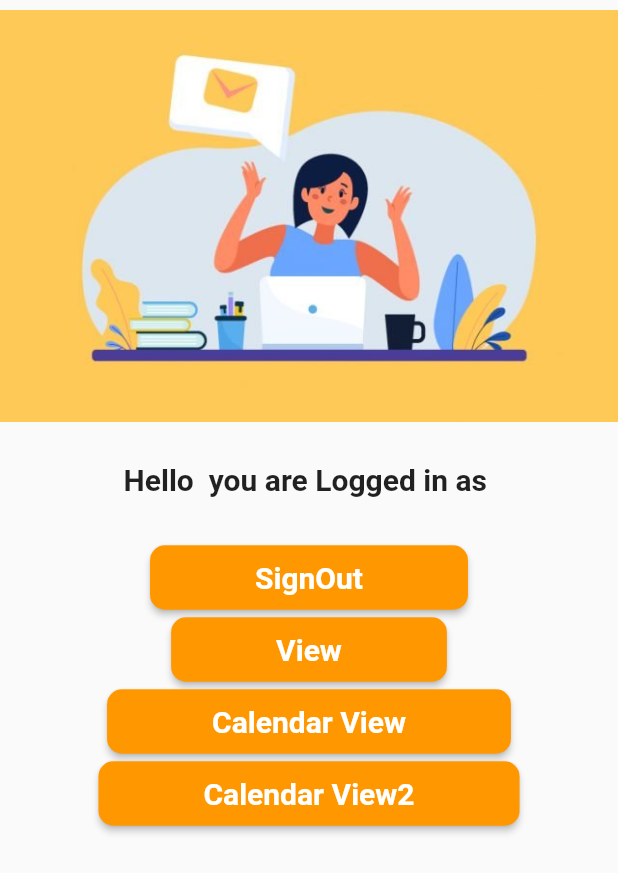
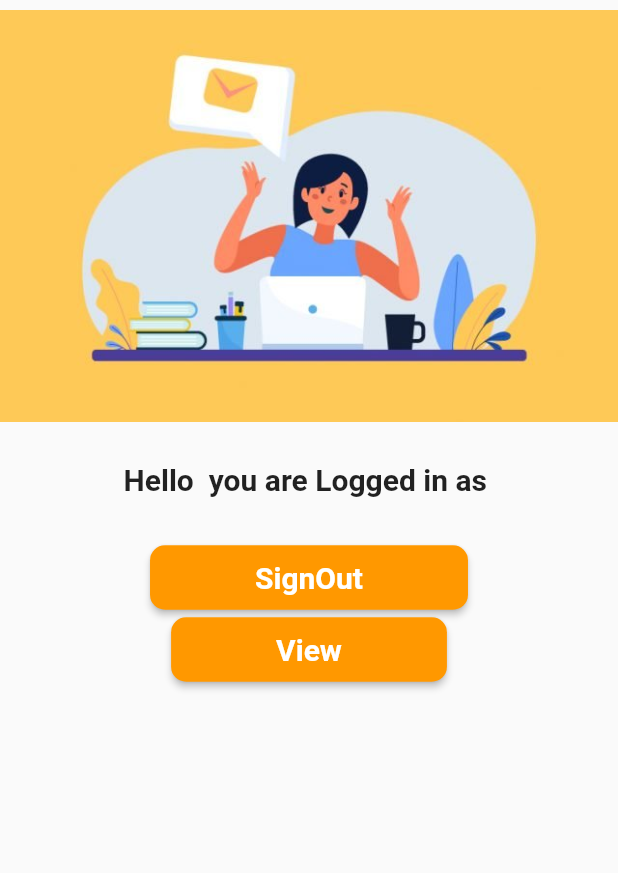
Before and after one commit to KavinduLiyanage/MyDiary-App, a Flutter app: the HomePage screen opened directly, on a phone screen of 412 x 824 dp. Shown: the top 873 px of the screen. Run offline on Flutter 3.47's test engine with Material 2 defaults, Android fonts, the phone set to English and light mode, and no system bars; our stand-ins replace animated_bottom_navigation_bar, cloud_firestore, date_format, firebase_auth, firebase_core, fl_chart and 5 more; accounts and stored records are empty.

Commit message:
Calendar Created Merged

```diff
--- a/lib/HomePage.dart
+++ b/lib/HomePage.dart
@@ -1,8 +1,6 @@
 import 'package:firebase_auth/firebase_auth.dart';
 import 'package:flutter/material.dart';
 import 'package:mydiary/Start.dart';
-import 'package:mydiary/src/screens/calendar_list.dart';
-import 'package:mydiary/src/screens/calendar_list2.dart';
 import 'package:mydiary/src/screens/entry_list.dart';
 import 'Start.dart';
 
@@ -104,36 +102,6 @@ class _HomePageState extends State<HomePage> {
                 shape: RoundedRectangleBorder(
                   borderRadius: BorderRadius.circular(10.0),
                 ),
-                      color: Colors.orange),
-                  RaisedButton(
-                      padding: EdgeInsets.fromLTRB(70, 10, 70, 10),
-                      onPressed: () {
-                        Navigator.of(context)
-                            .push(MaterialPageRoute(builder: (context) => CalendarList()));
-                      },
-                      child: Text('Calendar View',
-                          style: TextStyle(
-                              color: Colors.white,
-                              fontSize: 20.0,
-                              fontWeight: FontWeight.bold)),
-                      shape: RoundedRectangleBorder(
-                        borderRadius: BorderRadius.circular(10.0),
-                      ),
-                      color: Colors.orange),
-                  RaisedButton(
-                      padding: EdgeInsets.fromLTRB(70, 10, 70, 10),
-                      onPressed: () {
-                        Navigator.of(context)
-                            .push(MaterialPageRoute(builder: (context) => TableEventsExample()));
-                      },
-                      child: Text('Calendar View2',
-                          style: TextStyle(
-                              color: Colors.white,
-                              fontSize: 20.0,
-                              fontWeight: FontWeight.bold)),
-                      shape: RoundedRectangleBorder(
-                        borderRadius: BorderRadius.circular(10.0),
-                      ),
                 color: Colors.orange)
           ],
         ),
--- a/lib/src/pages/root_app.dart
+++ b/lib/src/pages/root_app.dart
@@ -5,6 +5,7 @@ import 'package:mydiary/src/pages/create_budge_page.dart';
 import 'package:mydiary/src/pages/daily_page.dart';
 import 'package:mydiary/src/pages/profile_page.dart';
 import 'package:mydiary/src/pages/stats_page.dart';
+import 'package:mydiary/src/screens/calendar_list2.dart';
 import 'package:mydiary/src/screens/entry_filter.dart';
 import 'package:mydiary/src/screens/entry_insert.dart';
 import 'package:mydiary/src/screens/entry_list.dart';
@@ -22,7 +23,7 @@ class RootApp extends StatefulWidget {
 class _RootAppState extends State<RootApp> {
   int pageIndex = 0;
   List<Widget> pages = [
-    EntryList(),
+    CalendarDiaryExample(),
     EntryFilter(),
     BudgetPage(),
     ProfilePage(),
```
Also changed, not shown: lib/src/screens/calendar_list2.dart (+4 -5 lines). Lines whose indentation alone changed are shown as unchanged.
